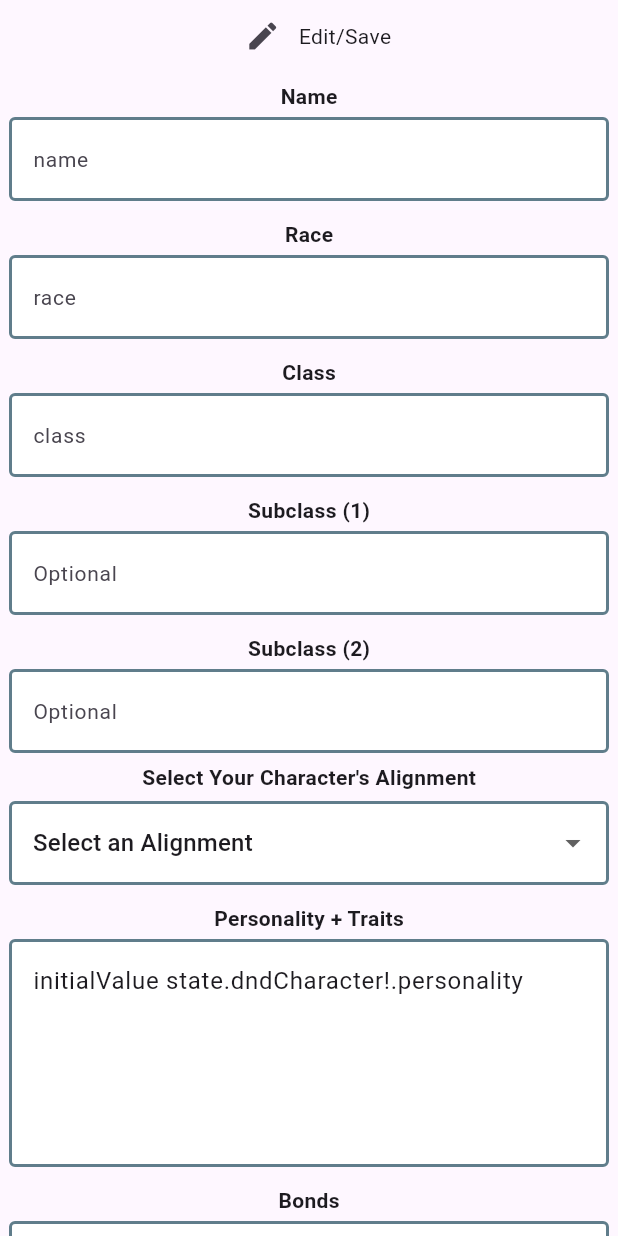
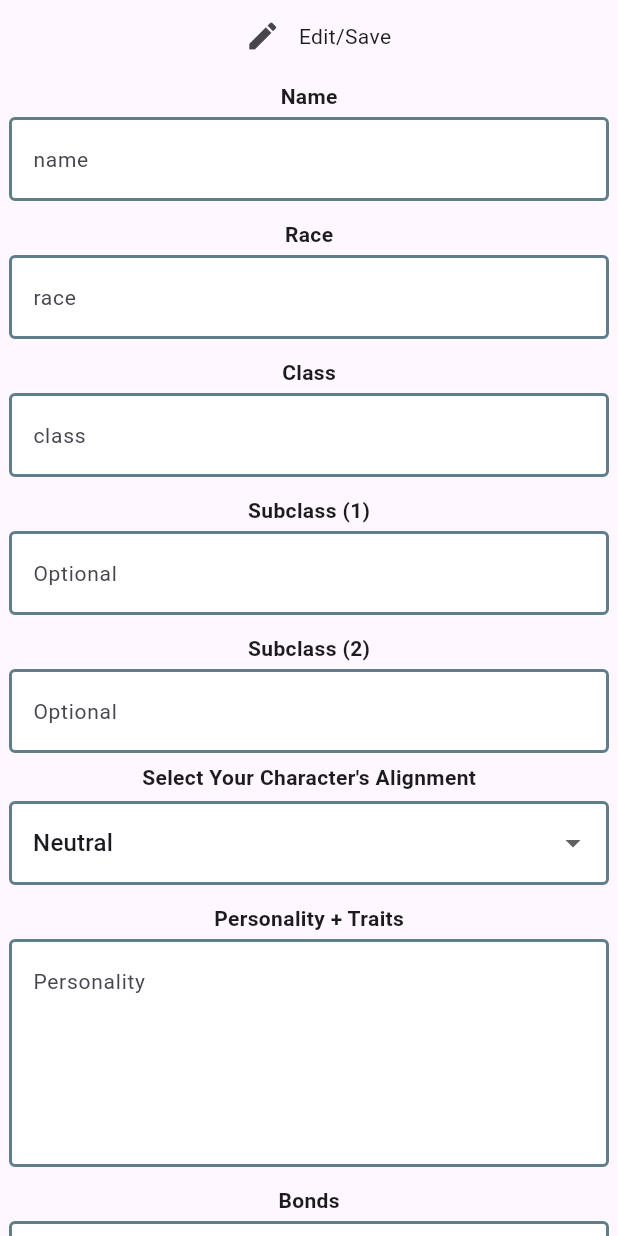
Before and after one commit to skeptickal/homeBrewed, a Flutter app: the BioTab widget shown alone on an empty page, opened directly with empty values, after a tap on the "edit" icon, on a phone screen of 412 x 824 dp. Run offline on Flutter 3.47's test engine with Material 3 defaults, Android fonts, the phone set to English and light mode, and no system bars; our stand-ins replace bloc, cloud_firestore, equatable, firebase_auth, firebase_core, firebase_messaging and 4 more; accounts and stored records are empty.

Commit message:
added database editing for 90% of bio tab, still need to edit name class race from dndCharacter cubit and collection

```diff
--- a/dnd_character_manager/lib/client/firebase_client.dart
+++ b/dnd_character_manager/lib/client/firebase_client.dart
@@ -7,20 +7,50 @@ class FirebaseClient {
 
   FirebaseClient({FirebaseFirestore? firestore}) : firestore = firestore ?? FirebaseFirestore.instance;
 
-  Future<dynamic> setData({required String collectionName, dynamic body}) async {
+  Future<dynamic> setData({required String collectionName, dynamic body, String? documentName}) async {
     CollectionReference collection = firestore.collection(collectionName);
 
     try {
-      await collection.doc().set(body);
+      await collection.doc(documentName).set(body);
       return 'Success';
     } catch (e) {
       return null;
     }
   }
 
+  Future<void> createDocument({required String collectionName, required String documentName, required dynamic body}) async {
+    try {
+      // Get a reference to the document
+      DocumentReference documentRef = FirebaseFirestore.instance.collection(collectionName).doc(documentName);
+
+      // Set an empty object as the document data
+      await documentRef.set(body);
+
+      print('Blank document created successfully');
+    } catch (e) {
+      print('Error creating blank document: $e');
+    }
+  }
+
   Future<dynamic> getData({required String collectionName}) async {
     CollectionReference collection = firestore.collection(collectionName);
     return collection.get();
+  }
+
+  Future<dynamic> getDocumentData({required String collectionName, required String documentName}) async {
+    DocumentReference document = firestore.doc('$collectionName/$documentName');
+
+    try {
+      DocumentSnapshot snapshot = await document.get();
+      if (snapshot.exists) {
+        return snapshot;
+      } else {
+        await setData(collectionName: collectionName, documentName: documentName);
+      }
+    } catch (e) {
+      print('Error getting document $e');
+      return null;
+    }
   }
 
   Future<dynamic> getDoc({required String collectionName, required String docId}) async {
@@ -40,7 +70,6 @@ class FirebaseClient {
     print('token: $fCMToken');
     FirebaseMessaging.onBackgroundMessage(handleBackgroundMessage);
   }
-
 }
 
 Future<void> handleBackgroundMessage(RemoteMessage message) async {
--- /dev/null
+++ b/dnd_character_manager/lib/cubits/bio_cubit/cubit/bio_cubit.dart
@@ -0,0 +1,29 @@
+import 'package:bloc/bloc.dart';
+import 'package:dnd_character_manager/models/bio.dart';
+import 'package:dnd_character_manager/service/dnd_service.dart';
+import 'package:equatable/equatable.dart';
+import 'package:meta/meta.dart';
+
+part 'bio_state.dart';
+
+class BioCubit extends Cubit<BioState> {
+  final DndService dndService;
+
+  BioCubit({DndService? dndService})
+      : dndService = dndService ?? DndService(),
+        super(const BioInitial());
+
+  Future<void> bioEdit(bool bioEdit) async {
+    emit(state.copyWith(bioEdit: bioEdit));
+  }
+
+  Future<void> readBioData(String charID) async {
+    final Bio bio = await dndService.readBioData(charID: charID);
+    emit(state.copyWith(bio: bio));
+  }
+
+  Future<void> setBioData(Bio bio) async {
+    emit(state.copyWith(bio: bio));
+    await dndService.setBioData(bio: bio);
+  }
+}
--- /dev/null
+++ b/dnd_character_manager/lib/cubits/bio_cubit/cubit/bio_state.dart
@@ -0,0 +1,29 @@
+part of 'bio_cubit.dart';
+
+@immutable
+class BioState extends Equatable {
+  final Bio? bio;
+  final bool? bioEdit;
+
+  const BioState({this.bio, this.bioEdit});
+
+  BioState copyWith({bio, bioEdit}) {
+    return BioState(bio: bio ?? this.bio, bioEdit: bioEdit ?? this.bioEdit);
+  }
+
+  @override
+  List<Object?> get props => [bio, bioEdit];
+}
+
+final class BioInitial extends BioState {
+  const BioInitial()
+      : super(
+            bio: const Bio(
+              alignment: 'Neutral',
+              background: 'test',
+              personality: 'test personality',
+              flaws: 'test flaws',
+              bonds: 'test bonds',
+            ),
+            bioEdit: false);
+}
--- a/dnd_character_manager/lib/cubits/character_cubit/character_cubit.dart
+++ b/dnd_character_manager/lib/cubits/character_cubit/character_cubit.dart
@@ -25,6 +25,11 @@ class CharacterCubit extends Cubit<CharacterState> {
     ));
   }
 
+  // Future<void> editDndCharacter(DndCharacter dndCharacter) async { //need to edit name, class, race, by userID maybe? ask Jeff
+  //   await dndService.editDndCharacter(dndCharacter: dndCharacter);
+  //   emit(state.copyWith())
+  // }
+
   Future<void> readCharactersByUserID(String? userID) async {
     try {
       final List<DndCharacter> dndCharacters = await dndService.readDndCharactersByUserID(userID: userID);
@@ -35,9 +40,7 @@ class CharacterCubit extends Cubit<CharacterState> {
   }
 
   //edit booleans -> add setData functionality eventually to all these
-  Future<void> bioEdit(bool bioEdit) async {
-    emit(state.copyWith(bioEdit: bioEdit));
-  }
+
   Future<void> statEdit(bool statEdit) async {
     emit(state.copyWith(statEdit: statEdit));
   }
--- a/dnd_character_manager/lib/cubits/character_cubit/character_state.dart
+++ b/dnd_character_manager/lib/cubits/character_cubit/character_state.dart
@@ -7,26 +7,24 @@ class CharacterState extends Equatable {
   final List<DndCharacter> dndCharacters;
   final bool? statEdit;
   // final bool? abilitiesEdit;
-  final bool? bioEdit;
   // final bool? itemsEdit;
   // final bool? weaponsEdit;
   // final bool? spellsEdit;
   // final bool? incomeEdit;
 
-  const CharacterState({this.signedIn, this.myUser, required this.dndCharacters, this.bioEdit, this.statEdit});
+  const CharacterState({this.signedIn, this.myUser, required this.dndCharacters, this.statEdit});
 
-  CharacterState copyWith({signedIn, myUser, dndCharacters, bioEdit, statEdit}) {
+  CharacterState copyWith({signedIn, myUser, dndCharacters, statEdit}) {
     return CharacterState(
       signedIn: signedIn ?? this.signedIn,
       myUser: myUser ?? this.myUser,
       dndCharacters: dndCharacters ?? this.dndCharacters,
-      bioEdit: bioEdit ?? this.bioEdit,
       statEdit: statEdit ?? this.statEdit,
     );
   }
 
   @override
-  List<Object?> get props => [signedIn, myUser, dndCharacters, bioEdit, statEdit];
+  List<Object?> get props => [signedIn, myUser, dndCharacters, statEdit];
 }
 
 final class CharacterInitial extends CharacterState {
@@ -43,7 +41,6 @@ final class CharacterInitial extends CharacterState {
               dndClass: 'Dev',
             ),
           ],
-          bioEdit: false,
           statEdit: false,
         );
 }
--- a/dnd_character_manager/lib/dnd_bloc_provider.dart
+++ b/dnd_character_manager/lib/dnd_bloc_provider.dart
@@ -1,3 +1,4 @@
+import 'package:dnd_character_manager/cubits/bio_cubit/cubit/bio_cubit.dart';
 import 'package:dnd_character_manager/cubits/character_cubit/character_cubit.dart';
 import 'package:flutter/material.dart';
 import 'package:flutter_bloc/flutter_bloc.dart';
@@ -10,6 +11,7 @@ class DndBlocProvider extends StatelessWidget {
   Widget build(BuildContext context) {
     return MultiBlocProvider(providers: [
       BlocProvider(create: (context) => CharacterCubit()),
+      BlocProvider(create: (context) => BioCubit()),
     ], child: child);
   }
 }
--- /dev/null
+++ b/dnd_character_manager/lib/models/bio.dart
@@ -0,0 +1,69 @@
+import 'package:equatable/equatable.dart';
+
+class Bio extends Equatable {
+  final String? charID;
+  final String? subclass1;
+  final String? subclass2;
+  final String? alignment;
+  final String? personality;
+  final String? bonds;
+  final String? flaws;
+  final String? background;
+
+  const Bio({
+    this.charID,
+    this.subclass1,
+    this.subclass2,
+    this.alignment,
+    this.personality,
+    this.bonds,
+    this.flaws,
+    this.background,
+  });
+
+  Map<String, dynamic> toJson() {
+    final Map<String, dynamic> data = {
+      'charID': charID,
+      'subclass1': subclass1,
+      'subclass2': subclass2,
+      'alignment': alignment,
+      'personality': personality,
+      'bonds': bonds,
+      'flaws': flaws,
+      'background': background,
+    };
+    return data;
+  }
+
+  factory Bio.fromJson(Map<String, dynamic> json) {
+    return Bio(
+      charID: json['charID'].toString(),
+      subclass1: json['subclass1'].toString(),
+      subclass2: json['subclass2'].toString(),
+      alignment: json['alignment'].toString(),
+      personality: json['personality'].toString(),
+      bonds: json['bonds'].toString(),
+      flaws: json['flaws'].toString(),
+      background: json['background'].toString(),
+    );
+  }
+
+  @override
+  String toString() {
+    return 'subclass1: $subclass1 \n charID: $charID, '
+        '\n subclass2: $subclass2, \n alignment: $alignment, \n personality: $personality,'
+        '\n bonds: $bonds, \n flaws: $flaws, \n background: $background';
+  }
+
+  @override
+  List<Object?> get props => [
+        charID,
+        subclass1,
+        subclass2,
+        alignment,
+        personality,
+        bonds,
+        flaws,
+        background,
+      ];
+}
--- a/dnd_character_manager/lib/pages/tabs/bio_tab.dart
+++ b/dnd_character_manager/lib/pages/tabs/bio_tab.dart
@@ -1,4 +1,5 @@
-import 'package:dnd_character_manager/cubits/character_cubit/character_cubit.dart';
+import 'package:dnd_character_manager/cubits/bio_cubit/cubit/bio_cubit.dart';
+import 'package:dnd_character_manager/models/bio.dart';
 import 'package:dnd_character_manager/models/character/dnd_character.dart';
 import 'package:flutter/material.dart';
 import 'package:flutter_bloc/flutter_bloc.dart';
@@ -12,9 +13,10 @@ class BioTab extends StatelessWidget {
 
   @override
   Widget build(BuildContext context) {
-    return BlocBuilder<CharacterCubit, CharacterState>(
+    context.read<BioCubit>().readBioData(dndCharacter.charID);
+    return BlocBuilder<BioCubit, BioState>(
       builder: (context, state) {
-        TextEditingController bio = TextEditingController();
+        TextEditingController background = TextEditingController();
         TextEditingController personality = TextEditingController();
         TextEditingController dndAlignment = TextEditingController();
         TextEditingController name = TextEditingController();
@@ -24,13 +26,16 @@ class BioTab extends StatelessWidget {
         TextEditingController dndSubClass2 = TextEditingController();
         TextEditingController bonds = TextEditingController();
         TextEditingController flaws = TextEditingController();
-        bio.text = 'initialValue state.dndCharacter!.bio!';
-        personality.text = 'initialValue state.dndCharacter!.personality';
+        background.text = state.bio!.background ?? 'bio';
+        personality.text = state.bio!.personality!;
         name.text = dndCharacter.name;
         race.text = dndCharacter.race;
         dndClass.text = dndCharacter.dndClass;
-        bonds.text = 'initialValue state.dndCharacter!.bonds';
-        flaws.text = 'initialValue state.dndCharacter!.flaws';
+        bonds.text = state.bio!.bonds ?? '';
+        flaws.text = state.bio!.flaws ?? '';
+        dndAlignment.text = state.bio!.alignment ?? 'Select an Alignment';
+        dndSubClass1.text = state.bio!.subclass1 ?? '';
+        dndSubClass2.text = state.bio!.subclass2 ?? '';
         BigTextBox nameBox = BigTextBox(
           enabled: state.bioEdit!,
           padding: const EdgeInsets.all(6),
@@ -66,9 +71,9 @@ class BioTab extends StatelessWidget {
           hintText: 'Optional',
           subtitle: 'Subclass (2)',
         );
-        BigTextBox bioBox = BigTextBox(
+        BigTextBox backgroundBox = BigTextBox(
           enabled: state.bioEdit!,
-          controller: bio,
+          controller: background,
           padding: const EdgeInsets.all(6),
           hintText: 'bio',
           subtitle: 'Bio/Background',
@@ -84,7 +89,7 @@ class BioTab extends StatelessWidget {
         );
         BigTextBox bondsBox = BigTextBox(
           enabled: state.bioEdit!,
-          controller: personality,
+          controller: bonds,
           padding: const EdgeInsets.all(6),
           hintText: 'e.g. Bound to ____ Group by Honor',
           subtitle: 'Bonds',
@@ -115,7 +120,7 @@ class BioTab extends StatelessWidget {
               padding: const EdgeInsets.all(6),
               child: DropdownButtonFormField<String>(
                 key: const Key('alignment_dropdown'),
-                value: 'Select an Alignment',
+                value: state.bio!.alignment ?? 'Select an Alignment',
                 items: dndAlignments.map((alignment) {
                   return DropdownMenuItem<String>(
                     value: alignment,
@@ -124,7 +129,7 @@ class BioTab extends StatelessWidget {
                 }).toList(),
                 onChanged: state.bioEdit!
                     ? (String? value) {
-                        dndAlignment.text = value ?? '';
+                        dndAlignment.text = value ?? 'Select an Alignment';
                       }
                     : null,
                 decoration: textInputDecoration.copyWith(hintText: 'Select an Alignment'),
@@ -139,7 +144,21 @@ class BioTab extends StatelessWidget {
                 mainAxisAlignment: MainAxisAlignment.center,
                 children: [
                   IconButton(
-                    onPressed: () => context.read<CharacterCubit>().bioEdit(!state.bioEdit!),
+                    onPressed: () {
+                      context.read<BioCubit>().bioEdit(!state.bioEdit!);
+                      Bio bio = Bio(
+                        charID: dndCharacter.charID,
+                        alignment: dndAlignment.text,
+                        subclass1: dndSubClass1.text,
+                        subclass2: dndSubClass2.text,
+                        background: background.text,
+                        flaws: flaws.text,
+                        bonds: bonds.text,
+                        personality: personality.text,
+                      );
+                      context.read<BioCubit>().setBioData(bio);
+                      context.read<BioCubit>().readBioData(dndCharacter.charID);
+                    },
                     icon: const Icon(
                       Icons.edit,
                     ),
@@ -165,7 +184,7 @@ class BioTab extends StatelessWidget {
               personalityBox,
               bondsBox,
               flawsBox,
-              bioBox,
+              backgroundBox,
             ],
           ),
         );
--- a/dnd_character_manager/lib/service/dnd_service.dart
+++ b/dnd_character_manager/lib/service/dnd_service.dart
@@ -1,5 +1,6 @@
 import 'package:cloud_firestore/cloud_firestore.dart';
 import 'package:dnd_character_manager/client/firebase_client.dart';
+import 'package:dnd_character_manager/models/bio.dart';
 import 'package:dnd_character_manager/models/character/dnd_character.dart';
 
 class DndService {
@@ -10,6 +11,11 @@ class DndService {
   //add a dnd character
   Future<void> addDndCharacter({required DndCharacter dndCharacter}) async {
     client.setData(collectionName: 'dndCharacters', body: dndCharacter.toJson());
+    client.createDocument(
+      collectionName: 'bio',
+      documentName: dndCharacter.charID,
+      body: {'alignment': 'Select an Alignment'},
+    );
   }
 
   //read current dnd characters by userID
@@ -22,4 +28,14 @@ class DndService {
         .toList();
     return dndCharacters;
   }
+
+  Future<Bio> readBioData({required String charID}) async {
+    DocumentSnapshot documentSnapshot = await client.getDocumentData(collectionName: 'bio', documentName: charID);
+    Map<String, dynamic> data = documentSnapshot.data() as Map<String, dynamic>;
+    return Bio.fromJson(data);
+  }
+
+  Future<void> setBioData({required Bio bio}) async {
+    client.setData(collectionName: 'bio', documentName: bio.charID, body: bio.toJson());
+  }
 }
```
